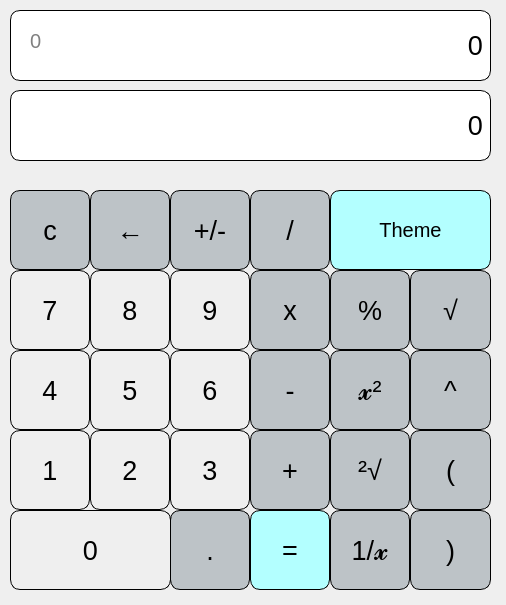
Before: the Qt Designer form QT_Calc/mainwindow.ui in monika-shaw-cctech/QT-Calculator, drawn with Qt 5.
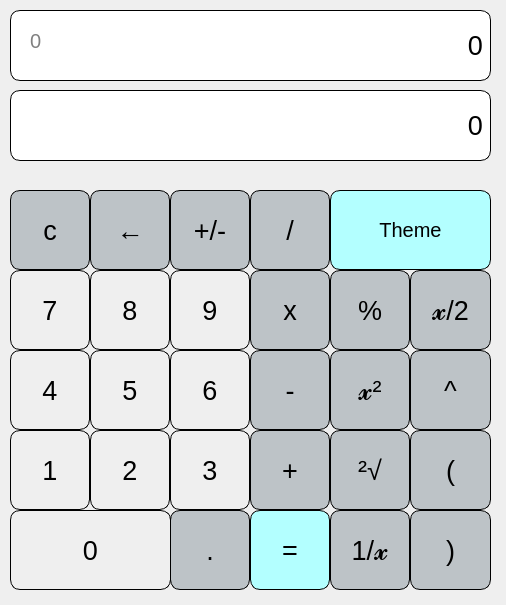
After: the same form once the commit is applied.

Commit message: rename button names and added x/2 button

What changed in the file:
```diff
--- a/QT_Calc/mainwindow.ui
+++ b/QT_Calc/mainwindow.ui
@@ -429,7 +429,7 @@
      <string>.</string>
     </property>
    </widget>
-   <widget class="QPushButton" name="pushButton_root">
+   <widget class="QPushButton" name="pushButton_half">
     <property name="geometry">
      <rect>
       <x>410</x>
@@ -457,7 +457,7 @@
 </string>
     </property>
     <property name="text">
-     <string>√</string>
+     <string>𝔁/2</string>
     </property>
    </widget>
    <widget class="QPushButton" name="pushButton_six">
```
Left out of the diff: 2 changed lines with no effect on the pictures. The commit also changes 1 other file.
